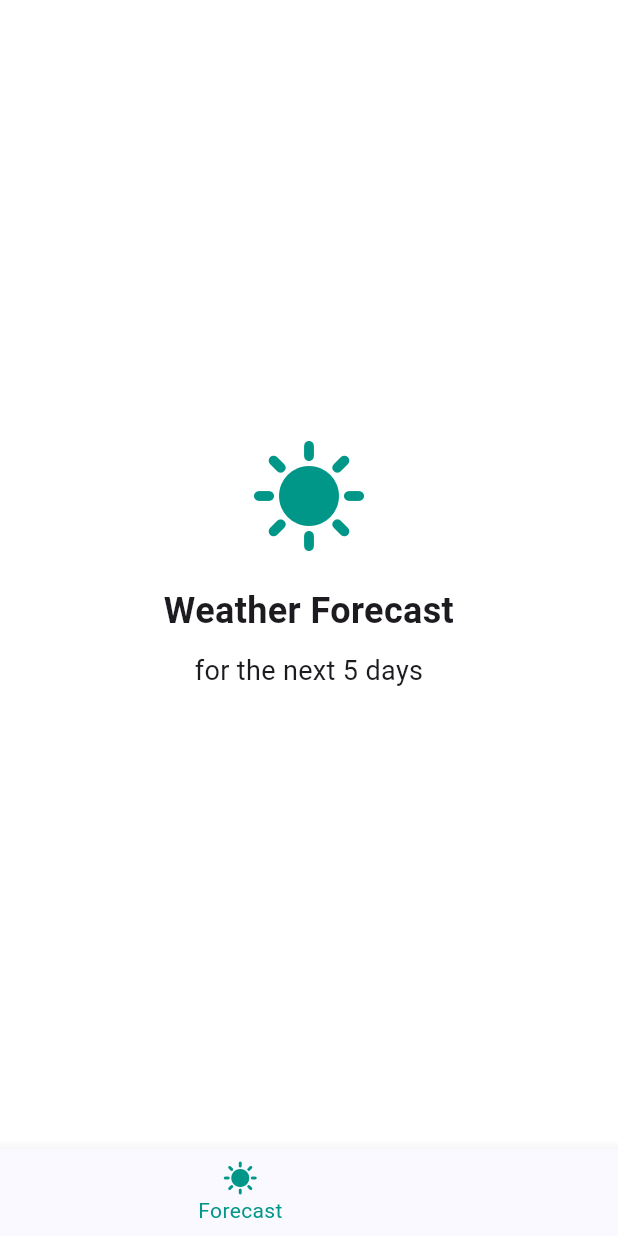
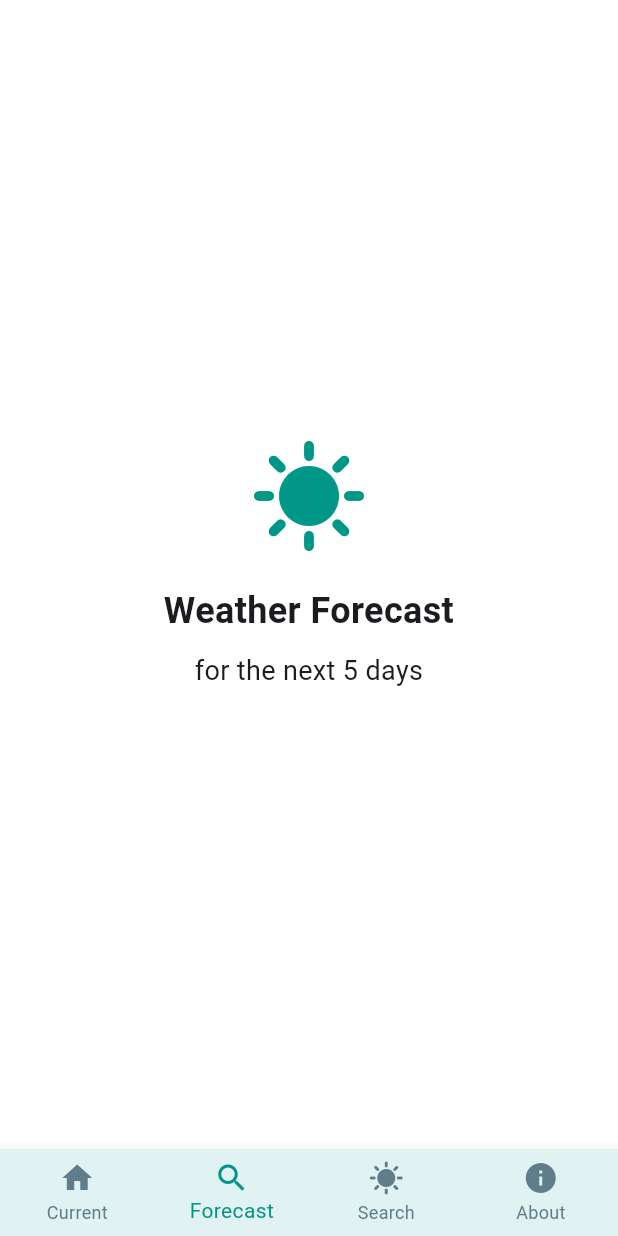
Before and after one commit to mccalljulia/weather_app, a Flutter app: the screen it shows after launch, item 2 of the bottom bar chosen, on a phone screen of 412 x 824 dp. Run offline on Flutter 3.47's test engine with Material 3 defaults, Android fonts, the phone set to English and light mode, and no system bars; our stand-ins replace flutter_dotenv, geolocator, google_fonts; network calls fail.

Commit message:
#4 Modify look of bottomnavigationbar to make icons visible

```diff
--- a/lib/main.dart
+++ b/lib/main.dart
@@ -33,6 +33,11 @@
         debugShowCheckedModeBanner: false,
         title: 'Weather App',
         theme: ThemeData(
+          bottomNavigationBarTheme: BottomNavigationBarThemeData(
+            selectedItemColor: Colors.teal,
+            unselectedItemColor: Colors.blueGrey,
+            type: BottomNavigationBarType.fixed,
+          ),
           colorScheme: ColorScheme.fromSeed(seedColor: Colors.blueAccent),
           textTheme: GoogleFonts.robotoTextTheme(),
         ),
--- a/lib/pages/home_page.dart
+++ b/lib/pages/home_page.dart
@@ -34,9 +34,10 @@ class _HomePageState extends State<HomePage> {
     return Scaffold(
       body: _pageOptions[selectedPage],
       bottomNavigationBar: BottomNavigationBar(
+        backgroundColor: Colors.teal.shade50,
         items: const <BottomNavigationBarItem>[
           BottomNavigationBarItem(icon: Icon(Icons.home), label: 'Current'),
-          BottomNavigationBarItem(icon: Icon(Icons.sunny), label: 'Forecast'),
+          BottomNavigationBarItem(icon: Icon(Icons.search), label: 'Forecast'),
           BottomNavigationBarItem(icon: Icon(Icons.sunny), label: 'Search'),
           BottomNavigationBarItem(icon: Icon(Icons.info), label: 'About'),
         ],
```
